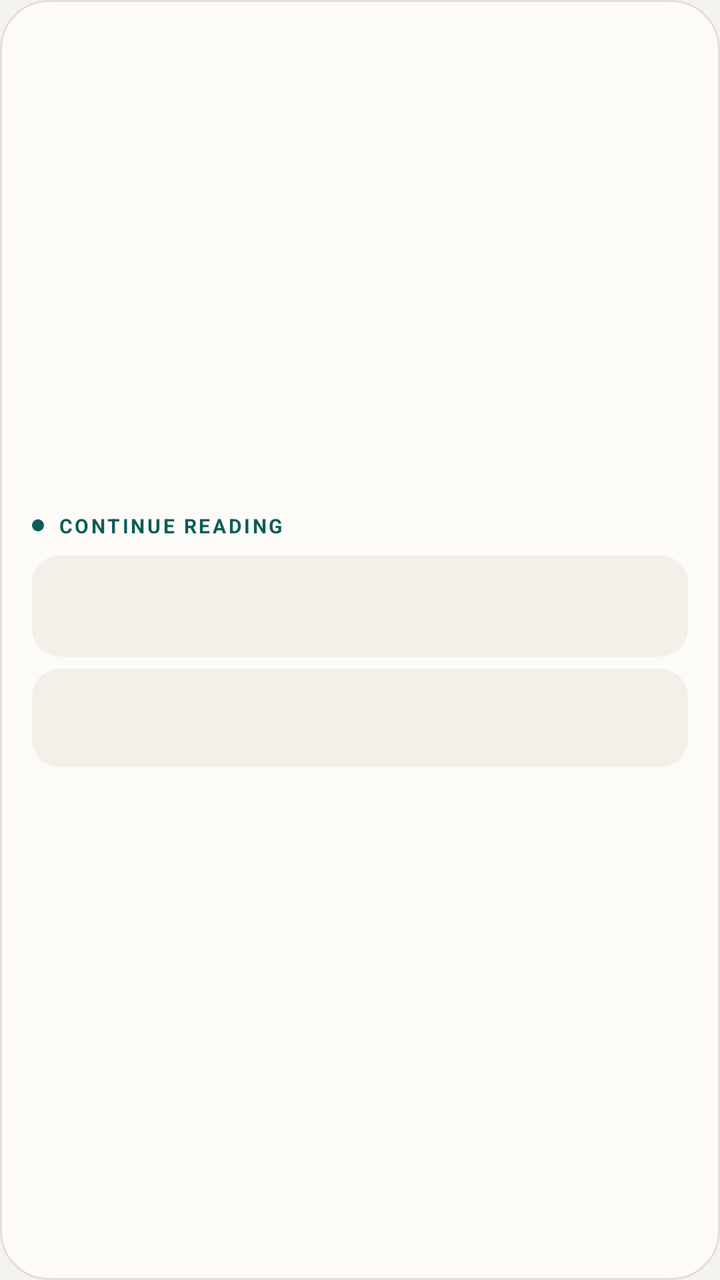
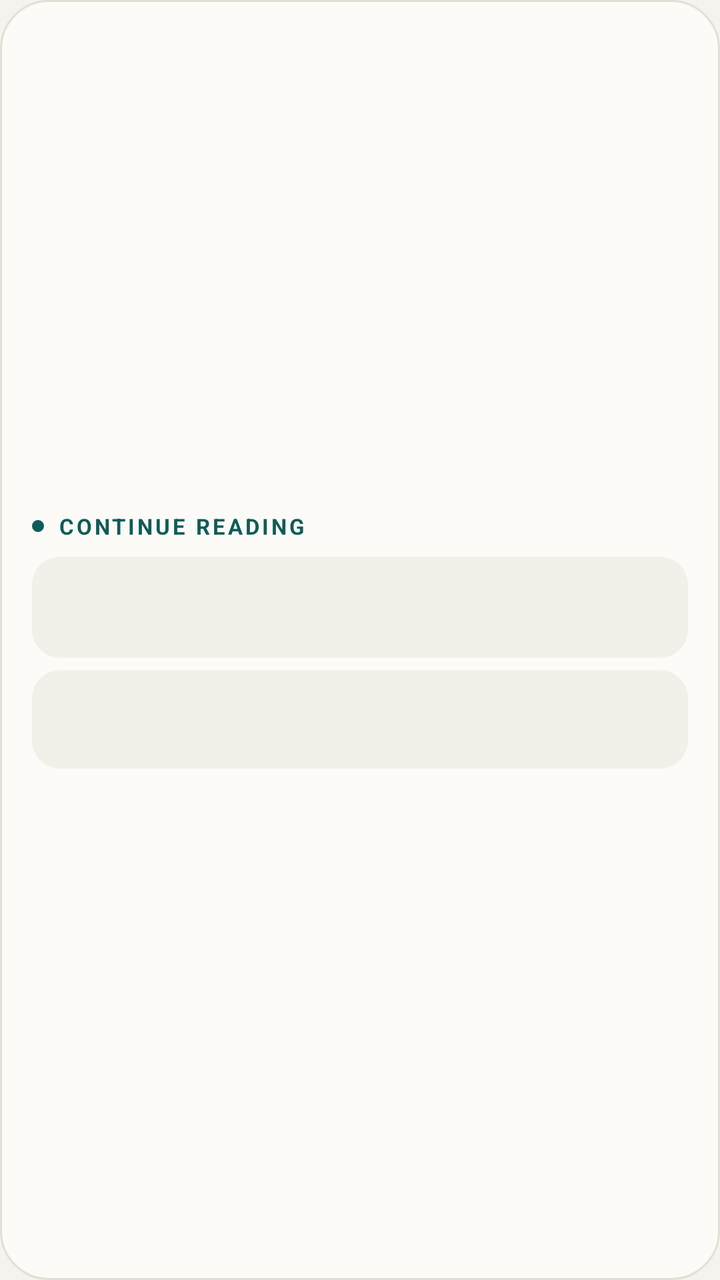

Compare the two renders of this Android layout. The source of the first and the diff that turns it into the second are given below.
<!-- AndroidManifest.xml: application theme Theme.MyDoc -->
<!-- res/layout/widget_continue_reading.xml -->
<?xml version="1.0" encoding="utf-8"?>
<LinearLayout xmlns:android="http://schemas.android.com/apk/res/android"
    android:id="@+id/widget_root"
    android:layout_width="match_parent"
    android:layout_height="match_parent"
    android:orientation="vertical"
    android:gravity="center_vertical"
    android:background="@drawable/widget_surface"
    android:paddingHorizontal="16dp"
    android:paddingVertical="14dp">

    <LinearLayout
        android:layout_width="match_parent"
        android:layout_height="wrap_content"
        android:orientation="horizontal"
        android:gravity="center_vertical">

        <TextView
            android:layout_width="6dp"
            android:layout_height="6dp"
            android:layout_marginEnd="7dp"
            android:background="@drawable/widget_seal_dot" />

        <TextView
            android:id="@+id/widget_header"
            android:layout_width="match_parent"
            android:layout_height="wrap_content"
            android:text="@string/widget_continue_reading_title"
            android:textColor="@color/widget_accent"
            android:textSize="10sp"
            android:textStyle="bold"
            android:textAllCaps="true"
            android:letterSpacing="0.12"
            android:maxLines="1"
            android:ellipsize="end" />
    </LinearLayout>

    <TextView
        android:id="@+id/widget_empty"
        android:layout_width="match_parent"
        android:layout_height="wrap_content"
        android:layout_marginTop="10dp"
        android:text="@string/widget_empty"
        android:textColor="@color/widget_ink_muted"
        android:textSize="12sp"
        android:lineSpacingExtra="2dp"
        android:visibility="gone" />

    <LinearLayout
        android:id="@+id/widget_row_0"
        android:layout_width="match_parent"
        android:layout_height="wrap_content"
        android:layout_marginTop="8dp"
        android:orientation="vertical"
        android:background="@drawable/widget_row"
        android:paddingHorizontal="12dp"
        android:paddingVertical="8dp">

        <TextView
            android:id="@+id/widget_row_0_title"
            android:layout_width="match_parent"
            android:layout_height="wrap_content"
            android:textColor="@color/widget_ink"
            android:textSize="14sp"
            android:textStyle="bold"
            android:maxLines="1"
            android:ellipsize="end" />

        <TextView
            android:id="@+id/widget_row_0_subtitle"
            android:layout_width="match_parent"
            android:layout_height="wrap_content"
            android:layout_marginTop="1dp"
            android:textColor="@color/widget_ink_muted"
            android:textSize="11sp"
            android:maxLines="1"
            android:ellipsize="end" />
    </LinearLayout>

    <LinearLayout
        android:id="@+id/widget_row_1"
        android:layout_width="match_parent"
        android:layout_height="wrap_content"
        android:layout_marginTop="6dp"
        android:orientation="vertical"
        android:background="@drawable/widget_row"
        android:paddingHorizontal="12dp"
        android:paddingVertical="8dp">

        <TextView
            android:id="@+id/widget_row_1_title"
            android:layout_width="match_parent"
            android:layout_height="wrap_content"
            android:textColor="@color/widget_ink"
            android:textSize="13sp"
            android:textStyle="bold"
            android:maxLines="1"
            android:ellipsize="end" />

        <TextView
            android:id="@+id/widget_row_1_subtitle"
            android:layout_width="match_parent"
            android:layout_height="wrap_content"
            android:layout_marginTop="1dp"
            android:textColor="@color/widget_ink_muted"
            android:textSize="11sp"
            android:maxLines="1"
            android:ellipsize="end" />
    </LinearLayout>
</LinearLayout>
<!-- resources referenced by this layout -->
<resources>
  <color name="widget_accent">#0E5C57</color>
  <color name="widget_ink">#1A1712</color>
  <color name="widget_ink_muted">#6B6558</color>
  <!-- drawable widget_row (drawable) -->
  <?xml version="1.0" encoding="utf-8"?>
  <shape xmlns:android="http://schemas.android.com/apk/res/android" android:shape="rectangle">
      <solid android:color="@color/widget_row" />
      <corners android:radius="14dp" />
  </shape>
  <!-- drawable widget_seal_dot (drawable) -->
  <?xml version="1.0" encoding="utf-8"?>
  <shape xmlns:android="http://schemas.android.com/apk/res/android" android:shape="oval">
      <solid android:color="@color/widget_accent" />
  </shape>
  <!-- drawable widget_surface (drawable) -->
  <?xml version="1.0" encoding="utf-8"?>
  <layer-list xmlns:android="http://schemas.android.com/apk/res/android">
      <item>
          <shape android:shape="rectangle">
              <solid android:color="@color/widget_surface" />
              <corners android:radius="24dp" />
              <stroke android:width="1dp" android:color="@color/widget_line" />
          </shape>
      </item>
  </layer-list>
  <string name="widget_continue_reading_title">Continue reading</string>
  <string name="widget_empty">Open a document in MyDoc and it will appear here.</string>
  <style name="Theme.MyDoc" parent="android:Theme.Material.NoActionBar">
          <item name="android:statusBarColor">@android:color/transparent</item>
          <item name="android:navigationBarColor">@android:color/transparent</item>
          <item name="android:windowLightStatusBar">true</item>
          <item name="android:windowBackground">@color/app_window_background</item>
      </style>
  <color name="widget_row">#F3F0E9</color>
  <color name="widget_surface">#FCFBF8</color>
  <color name="widget_line">#E4DFD4</color>
  <color name="app_window_background">#F5F3EE</color>
</resources>

<!-- the commit's change to res/layout/widget_continue_reading.xml (unified diff, before → after) -->
@@ -27,7 +27,7 @@
             android:layout_height="wrap_content"
             android:text="@string/widget_continue_reading_title"
             android:textColor="@color/widget_accent"
-            android:textSize="10sp"
+            android:textSize="11sp"
             android:textStyle="bold"
             android:textAllCaps="true"
             android:letterSpacing="0.12"
